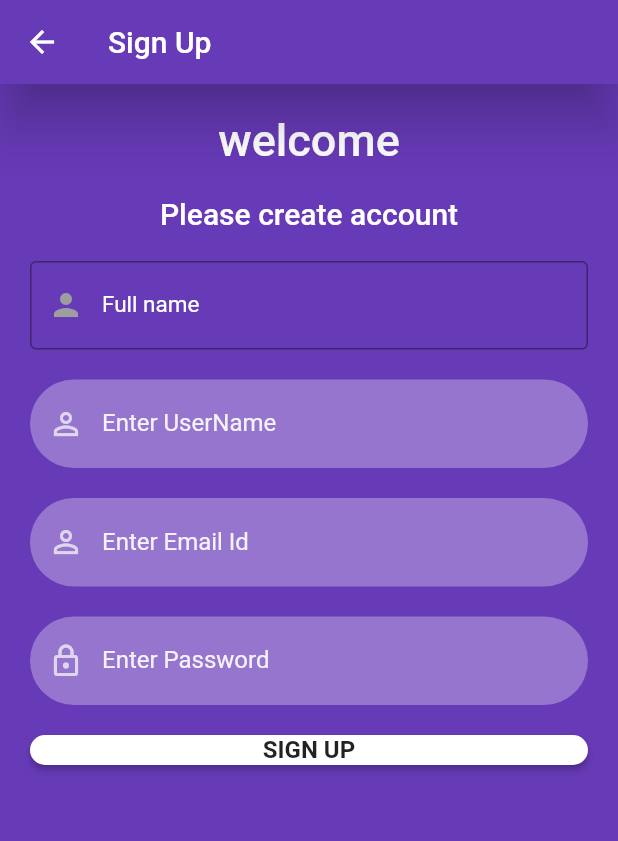
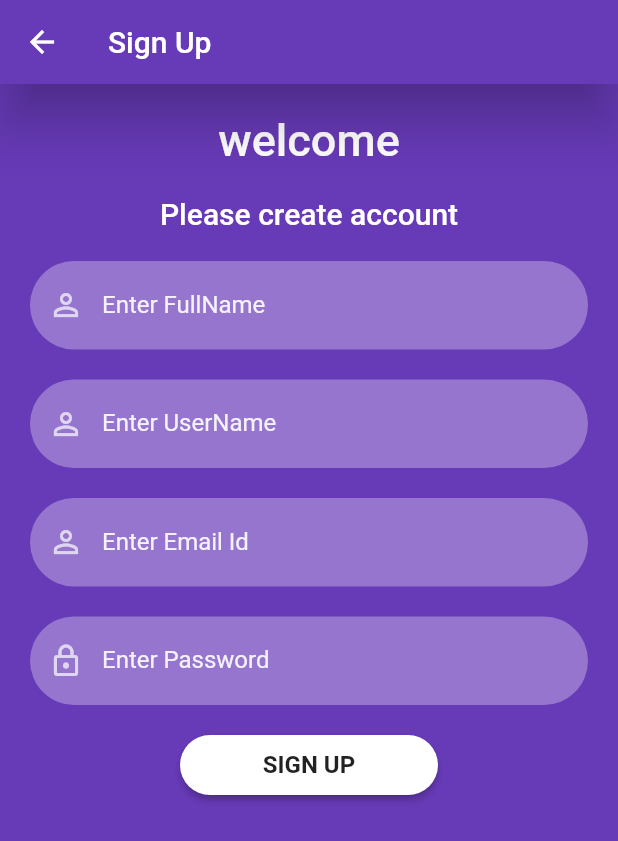
Before and after one commit to MoustafaAshraf8/Student-compass, a Flutter app: the Facebook screen opened directly, on a phone screen of 412 x 824 dp. Shown: the top 841 px of the screen. Run offline on Flutter 3.47's test engine with Material 2 defaults, Android fonts, the phone set to English and light mode, and no system bars; our stand-ins replace firebase_auth, firebase_core, flutter_spinkit, google_maps_flutter, google_sign_in; accounts and stored records are empty.

Commit message:
sign up editting + removing some warnings arround

```diff
--- a/studentcompass/lib/home_page.dart
+++ b/studentcompass/lib/home_page.dart
@@ -1,4 +1,3 @@
-import 'package:firebase_auth/firebase_auth.dart';
 import 'package:flutter/material.dart';
 import 'package:studentcompass/map_page.dart';
 import 'package:studentcompass/screen/signin.dart';
--- a/studentcompass/lib/map_page.dart
+++ b/studentcompass/lib/map_page.dart
@@ -1,4 +1,3 @@
-import 'dart:ffi';
 import 'dart:math';
 
 import 'package:flutter/material.dart';
@@ -7,9 +6,6 @@ import 'dart:collection';
 
 import 'map_classes.dart';
 
-// 31.211029964261222, 29.937032121439096
-// 31.233049781964777, 29.969991105710832
-// 31.22805513419555, 29.942273991797162 balbaa
 class MapPage extends StatefulWidget {
   const MapPage({super.key});
 
--- a/studentcompass/lib/screen/signin.dart
+++ b/studentcompass/lib/screen/signin.dart
@@ -1,9 +1,6 @@
 // ignore_for_file: prefer_final_fields
-
-import 'package:firebase_auth/firebase_auth.dart';
 import 'package:flutter/material.dart';
 import 'package:studentcompass/screen/drop_down.dart';
-import 'package:studentcompass/screen/home1.dart';
 import 'package:studentcompass/reusewidgets/reuse.dart';
 import 'package:studentcompass/screen/signupppppp.dart';
 import '../services/firebaseservices.dart';
--- a/studentcompass/lib/screen/signupppppp.dart
+++ b/studentcompass/lib/screen/signupppppp.dart
@@ -59,21 +59,8 @@ class _FacebookState extends State<Facebook> {
             ),
             Container(
               padding: const EdgeInsets.all(10),
-              child: const TextField(
-                decoration: InputDecoration(
-                  border: OutlineInputBorder(),
-                  labelText: 'Full name',
-                  prefixIcon: Icon(
-                    Icons.person,
-                    color: Colors.grey,
-                  ),
-                  labelStyle: TextStyle(
-                    color: Colors.white,
-                    fontSize: 15,
-                  ),
-                ),
-                style: TextStyle(color: Colors.white),
-              ),
+              child: reusableTextField("Enter FullName", Icons.person_outline,
+                  false, _userNameTextController),
             ),
             Container(
               padding: const EdgeInsets.all(10),
@@ -91,8 +78,10 @@ class _FacebookState extends State<Facebook> {
                   true, _passwordTextController),
             ),
             Container(
-                height: 50,
-                padding: const EdgeInsets.fromLTRB(10, 0, 10, 0),
+                height: 70,
+                width: 50,
+                // color: Colors.amber,
+                padding: const EdgeInsets.fromLTRB(110, 0, 110, 0),
                 child: signInSignUpButton(context, false, () async {
                   await FirebaseAuth.instance
                       .createUserWithEmailAndPassword(
```
